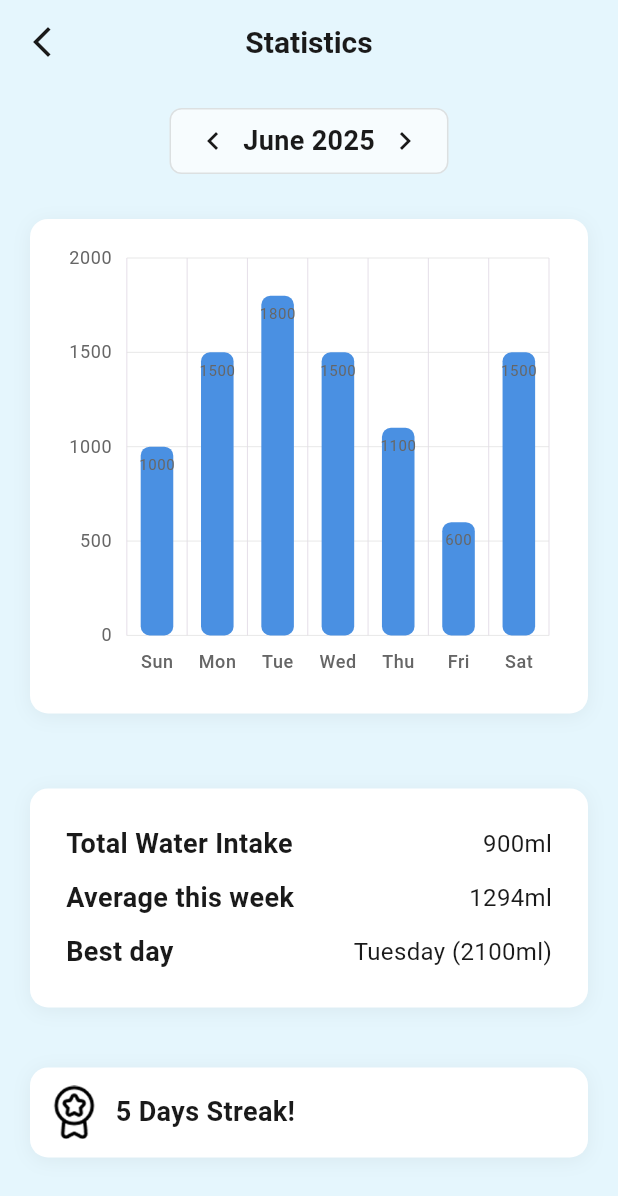
After one commit to Vincent140206/Glek, a Flutter app: the StatsScreen screen opened directly, on a phone screen of 412 x 824 dp. The commit adds this screen. Shown: the top 1196 px of the screen. Run offline on Flutter 3.47's test engine with Material 3 defaults, Android fonts, the light colour scheme and no system bars; our stand-ins replace syncfusion_flutter_charts; network calls fail.

Commit message:
profile screen done, add graph

```diff
--- a/lib/view/goals.dart
+++ b/lib/view/goals.dart
@@ -1,5 +1,5 @@
-import 'package:flutter/cupertino.dart';
 import 'package:flutter/material.dart';
+import 'package:glek/view/stats.dart';
 
 import '../components/circular_progress.dart';
 import '../components/funfact.dart';
@@ -40,7 +40,9 @@ class _GoalsState extends State<Goals> {
                   ),
                 ),
                 IconButton(
-                  onPressed: () {},
+                  onPressed: () {
+                    Navigator.push(context, MaterialPageRoute(builder: (context) => StatsScreen()));
+                  },
                   icon: Image.asset(
                     'assets/icons/Menu.png',
                     width: 24,
@@ -74,7 +76,7 @@ class _GoalsState extends State<Goals> {
               backgroundColor: Color(0XFFDDE9E8),
               strokeWidth: 25.0,
             ),
-            SizedBox(height: 60,),
+            SizedBox(height: 90,),
             SizedBox(
               height: 120,
               child: ListView.builder(
--- a/lib/view/home.dart
+++ b/lib/view/home.dart
@@ -1,6 +1,8 @@
 import 'package:flutter/material.dart';
 import 'package:glek/components/draggable_scrollable_sheet.dart';
 import 'package:glek/view/goals.dart';
+import 'package:glek/view/profile.dart';
+import 'package:glek/view/stats.dart';
 import '../components/circular_progress.dart';
 
 class HomeScreen extends StatefulWidget {
@@ -26,9 +28,14 @@ class _HomeScreenState extends State<HomeScreen> {
                   const SizedBox(height: 30),
                   Row(
                     children: [
-                      CircleAvatar(
-                        radius: 25,
-                        backgroundColor: Colors.grey[400]!,
+                      GestureDetector(
+                        onTap: () {
+                          Navigator.push(context, MaterialPageRoute(builder: (context) => Profile()));
+                        },
+                        child: CircleAvatar(
+                          radius: 25,
+                          backgroundColor: Colors.grey[400]!,
+                        ),
                       ),
                       const SizedBox(width: 10),
                       const Column(
@@ -53,7 +60,9 @@ class _HomeScreenState extends State<HomeScreen> {
                       ),
                       const Spacer(),
                       IconButton(
-                        onPressed: () {},
+                        onPressed: () {
+                          Navigator.push(context, MaterialPageRoute(builder: (context) => StatsScreen()));
+                        },
                         icon: Image.asset(
                           'assets/icons/Menu.png',
                           width: 24,
--- /dev/null
+++ b/lib/view/profile.dart
@@ -0,0 +1,85 @@
+import 'package:flutter/material.dart';
+import 'package:glek/components/button.dart';
+import 'package:glek/components/textfield.dart';
+import 'package:glek/view/auth/login.dart';
+
+class Profile extends StatefulWidget {
+  const Profile({super.key});
+
+  @override
+  State<Profile> createState() => _ProfileState();
+}
+
+class _ProfileState extends State<Profile> {
+  @override
+  Widget build(BuildContext context) {
+    return Scaffold(
+      backgroundColor: const Color(0XFFE5F6FD),
+      appBar: AppBar(
+        backgroundColor: const Color(0xFFE5F6FD),
+        elevation: 0,
+        leading: IconButton(
+          onPressed: () => Navigator.pop(context),
+          icon: const Icon(Icons.arrow_back_ios_new, color: Color(0xFF1A1A1A)),
+        ),
+        title: const Text(
+          'Profile',
+          style: TextStyle(
+            fontSize: 20,
+            fontWeight: FontWeight.bold,
+            color: Color(0xFF1A1A1A),
+          ),
+        ),
+        centerTitle: true,
+      ),
+      body: SingleChildScrollView(
+        padding: const EdgeInsets.all(34),
+        child: Column(
+          crossAxisAlignment: CrossAxisAlignment.start,
+          children: [
+            Center(
+              child: const CircleAvatar(
+                radius: 50,
+                backgroundColor: Colors.grey,
+                // Placeholder for profile picture
+              ),
+            ),
+            const SizedBox(height: 20),
+            Center(
+              child: Column(
+                children: [
+                  const Text(
+                    'User Name',
+                    style: TextStyle(
+                      fontSize: 24,
+                      fontWeight: FontWeight.bold,
+                      color: Color(0xFF1A1A1A),
+                    ),
+                  ),
+                  SizedBox(height: 20,),
+                  Textfield(height: 60,),
+                  SizedBox(height: 20,),
+                  Textfield(height: 60,),
+                  SizedBox(height: 20,),
+                  Textfield(height: 60,),
+                  SizedBox(height: 20,),
+                  Textfield(height: 60,),
+                  SizedBox(height: 90,),
+                  Row(
+                    children: [
+                      Spacer(),
+                      ElevatedButton(onPressed: () {
+                        Navigator.pushReplacement(context, MaterialPageRoute(builder: (context) => LoginScreen()));
+                      } , child: Text('Logout'))
+                    ],
+                  )
+                ],
+              ),
+            ),
+            const SizedBox(height: 10),
+          ],
+        ),
+      ),
+    );
+  }
+}
--- /dev/null
+++ b/lib/view/stats.dart
@@ -0,0 +1,313 @@
+import 'package:flutter/material.dart';
+import 'package:intl/intl.dart';
+import 'package:syncfusion_flutter_charts/charts.dart';
+
+class StatsScreen extends StatefulWidget {
+  const StatsScreen({super.key});
+
+  @override
+  State<StatsScreen> createState() => _StatsScreenState();
+}
+
+class _StatsScreenState extends State<StatsScreen> {
+  DateTime selectedDate = DateTime.now();
+
+  final List<ChartData> data = [
+    ChartData('Sun', 1000),
+    ChartData('Mon', 1500),
+    ChartData('Tue', 1800),
+    ChartData('Wed', 1500),
+    ChartData('Thu', 1100),
+    ChartData('Fri', 600),
+    ChartData('Sat', 1500),
+  ];
+
+  Future<void> _selectDate(BuildContext context) async {
+    final DateTime? picked = await showDatePicker(
+      context: context,
+      initialDate: selectedDate,
+      firstDate: DateTime(2015),
+      lastDate: DateTime.now().add(const Duration(days: 365)),
+      helpText: 'Select Date',
+      fieldHintText: 'Select Date',
+      initialDatePickerMode: DatePickerMode.day,
+    );
+
+    if (picked != null && picked != selectedDate) {
+      setState(() {
+        selectedDate = picked;
+      });
+    }
+  }
+
+  @override
+  Widget build(BuildContext context) {
+    String monthLabel = DateFormat('MMMM yyyy').format(selectedDate);
+    return Scaffold(
+      backgroundColor: const Color(0xFFE5F6FD),
+      appBar: AppBar(
+        backgroundColor: const Color(0xFFE5F6FD),
+        elevation: 0,
+        leading: IconButton(
+          onPressed: () => Navigator.pop(context),
+          icon: const Icon(Icons.arrow_back_ios_new, color: Color(0xFF1A1A1A)),
+        ),
+        title: const Text(
+          'Statistics',
+          style: TextStyle(
+            fontSize: 20,
+            fontWeight: FontWeight.bold,
+            color: Color(0xFF1A1A1A),
+          ),
+        ),
+        centerTitle: true,
+      ),
+      body: SingleChildScrollView(
+        child: SafeArea(
+          child: Padding(
+            padding: const EdgeInsets.symmetric(horizontal: 20, vertical: 16),
+            child: Column(
+              crossAxisAlignment: CrossAxisAlignment.start,
+              children: [
+                Center(
+                  child: InkWell(
+                    onTap: () => _selectDate(context),
+                    borderRadius: BorderRadius.circular(8),
+                    child: Container(
+                      padding: const EdgeInsets.symmetric(
+                        horizontal: 16,
+                        vertical: 8,
+                      ),
+                      decoration: BoxDecoration(
+                        color: Colors.white.withOpacity(0.7),
+                        borderRadius: BorderRadius.circular(8),
+                        border: Border.all(color: Colors.grey.withOpacity(0.3)),
+                      ),
+                      child: Row(
+                        mainAxisSize: MainAxisSize.min,
+                        children: [
+                          const Icon(
+                            Icons.chevron_left,
+                            color: Color(0xFF1A1A1A),
+                          ),
+                          const SizedBox(width: 8),
+                          Text(
+                            monthLabel,
+                            style: const TextStyle(
+                              fontSize: 18,
+                              fontWeight: FontWeight.w600,
+                              color: Color(0xFF1A1A1A),
+                            ),
+                          ),
+                          const SizedBox(width: 8),
+                          const Icon(
+                            Icons.chevron_right,
+                            color: Color(0xFF1A1A1A),
+                          ),
+                        ],
+                      ),
+                    ),
+                  ),
+                ),
+                const SizedBox(height: 30),
+                Container(
+                  height: MediaQuery.of(context).size.height * 0.4,
+                  padding: const EdgeInsets.all(16),
+                  decoration: BoxDecoration(
+                    color: Colors.white,
+                    borderRadius: BorderRadius.circular(12),
+                    boxShadow: [
+                      BoxShadow(
+                        color: Colors.black.withOpacity(0.05),
+                        blurRadius: 10,
+                        offset: const Offset(0, 2),
+                      ),
+                    ],
+                  ),
+                  child: SfCartesianChart(
+                    plotAreaBorderWidth: 0,
+                    primaryXAxis: CategoryAxis(
+                      labelStyle: const TextStyle(
+                        fontWeight: FontWeight.w500,
+                        fontSize: 12,
+                        color: Color(0xFF666666),
+                      ),
+                      axisLine: const AxisLine(width: 0),
+                      majorTickLines: const MajorTickLines(width: 0),
+                    ),
+                    primaryYAxis: NumericAxis(
+                      minimum: 0,
+                      maximum: 2000,
+                      interval: 500,
+                      axisLine: const AxisLine(width: 0),
+                      majorTickLines: const MajorTickLines(width: 0),
+                      majorGridLines: const MajorGridLines(
+                        width: 0.5,
+                        color: Color(0xFFE0E0E0),
+                      ),
+                      labelStyle: const TextStyle(
+                        fontSize: 12,
+                        color: Color(0xFF666666),
+                      ),
+                    ),
+                    series: <CartesianSeries>[
+                      ColumnSeries<ChartData, String>(
+                        dataSource: data,
+                        xValueMapper: (ChartData data, _) => data.day,
+                        yValueMapper: (ChartData data, _) => data.value,
+                        color: const Color(0xFF4A90E2),
+                        borderRadius: const BorderRadius.all(
+                          Radius.circular(6),
+                        ),
+                        width: 0.6,
+                        spacing: 0.1,
+                        dataLabelSettings: const DataLabelSettings(
+                          isVisible: true,
+                          labelAlignment: ChartDataLabelAlignment.top,
+                          textStyle: TextStyle(
+                            fontSize: 10,
+                            color: Color(0xFF666666),
+                          ),
+                        ),
+                      ),
+                    ],
+                    tooltipBehavior: TooltipBehavior(
+                      enable: true,
+                      format: 'point.x: point.y',
+                      header: '',
+                      canShowMarker: false,
+                    ),
+                  ),
+                ),
+                SizedBox(height: 50),
+                Container(
+                  width: double.infinity,
+                  padding: const EdgeInsets.all(24),
+                  decoration: BoxDecoration(
+                    color: Colors.white,
+                    borderRadius: BorderRadius.circular(12),
+                    boxShadow: [
+                      BoxShadow(
+                        color: Colors.black.withOpacity(0.05),
+                        blurRadius: 10,
+                        offset: const Offset(0, 2),
+                      ),
+                    ],
+                  ),
+                  child: Column(
+                    crossAxisAlignment: CrossAxisAlignment.start,
+                    children: [
+                      Row(
+                        children: [
+                          Text(
+                            'Total Water Intake',
+                            style: TextStyle(
+                              fontSize: 18,
+                              fontWeight: FontWeight.bold,
+                              color: Color(0xFF1A1A1A),
+                            ),
+                          ),
+                          Spacer(),
+                          Text(
+                            '900ml',
+                            style: TextStyle(
+                              fontSize: 16,
+                              color: Color(0xFF1A1A1A),
+                            ),
+                          ),
+                        ],
+                      ),
+                      const SizedBox(height: 10),
+                      Row(
+                        children: [
+                          Text(
+                            'Average this week',
+                            style: TextStyle(
+                              fontSize: 18,
+                              fontWeight: FontWeight.bold,
+                              color: Color(0xFF1A1A1A),
+                            ),
+                          ),
+                          Spacer(),
+                          Text(
+                            '1294ml',
+                            style: TextStyle(
+                              fontSize: 16,
+                              color: Color(0xFF1A1A1A),
+                            ),
+                          ),
+                        ],
+                      ),
+                      const SizedBox(height: 10),
+                      Row(
+                        children: [
+                          Text(
+                            'Best day',
+                            style: TextStyle(
+                              fontSize: 18,
+                              fontWeight: FontWeight.bold,
+                              color: Color(0xFF1A1A1A),
+                            ),
+                          ),
+                          Spacer(),
+                          Text(
+                            'Tuesday (2100ml)',
+                            style: TextStyle(
+                              fontSize: 16,
+                              color: Color(0xFF1A1A1A),
+                            ),
+                          ),
+                        ],
+                      ),
+                    ],
+                  ),
+                ),
+                SizedBox(height: 40),
+                Container(
+                  width: double.infinity,
+                  padding: const EdgeInsets.all(12),
+                  decoration: BoxDecoration(
+                    color: Colors.white,
+                    borderRadius: BorderRadius.circular(12),
+                    boxShadow: [
+                      BoxShadow(
+                        color: Colors.black.withOpacity(0.05),
+                        blurRadius: 10,
+                        offset: const Offset(0, 2),
+                      ),
+                    ],
+                  ),
+                  child: Row(
+                    children: [
+                      Image.asset(
+                        'assets/icons/Medal.png',
+                        width: 35,
+                        height: 36,
+                      ),
+                      SizedBox(width: 10),
+                      Text(
+                        "5 Days Streak!",
+                        style: TextStyle(
+                          fontSize: 18,
+                          fontWeight: FontWeight.bold,
+                          color: Color(0xFF1A1A1A),
+                        ),
+                      ),
+                    ],
+                  ),
+                ),
+              ],
+            ),
+          ),
+        ),
+      ),
+    );
+  }
+}
+
+class ChartData {
+  final String day;
+  final double value;
+
+  ChartData(this.day, this.value);
+}
--- a/pubspec.yaml
+++ b/pubspec.yaml
@@ -35,6 +35,8 @@ dependencies:
   # Use with the CupertinoIcons class for iOS style icons.
   cupertino_icons: ^1.0.8
   flutter_svg: ^2.1.0
+  syncfusion_flutter_charts: ^29.2.9
+  intl: ^0.20.2
 
 dev_dependencies:
   flutter_test:
```
Also changed, not shown: assets/icons/Medal.png (added), pubspec.lock.
